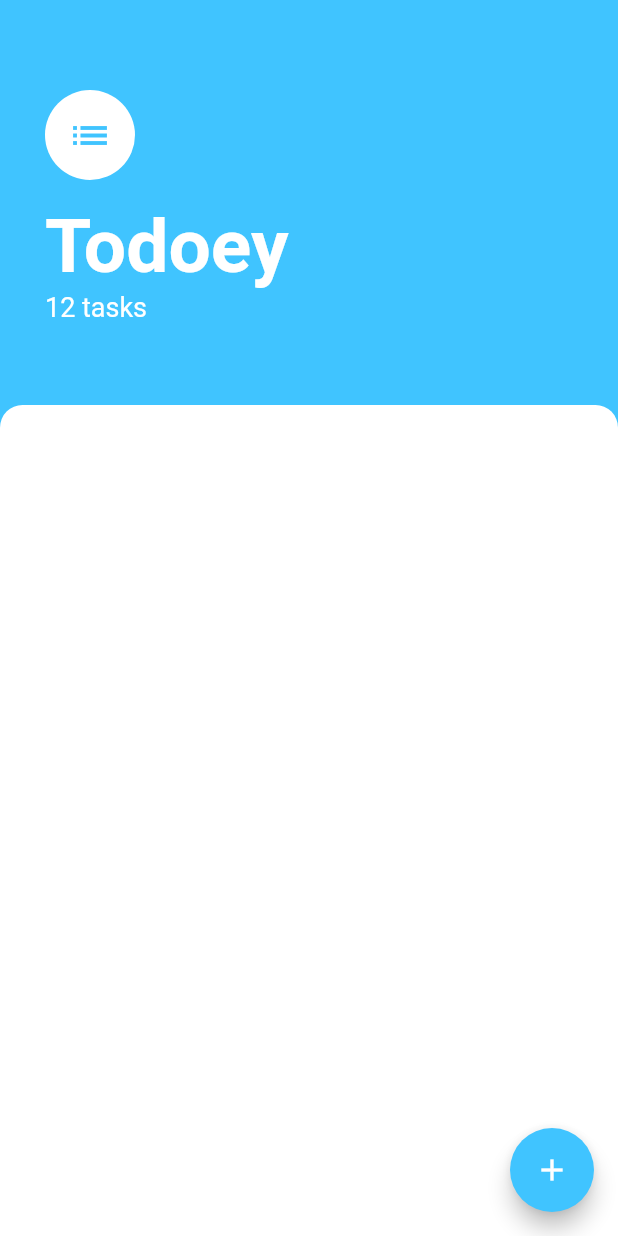
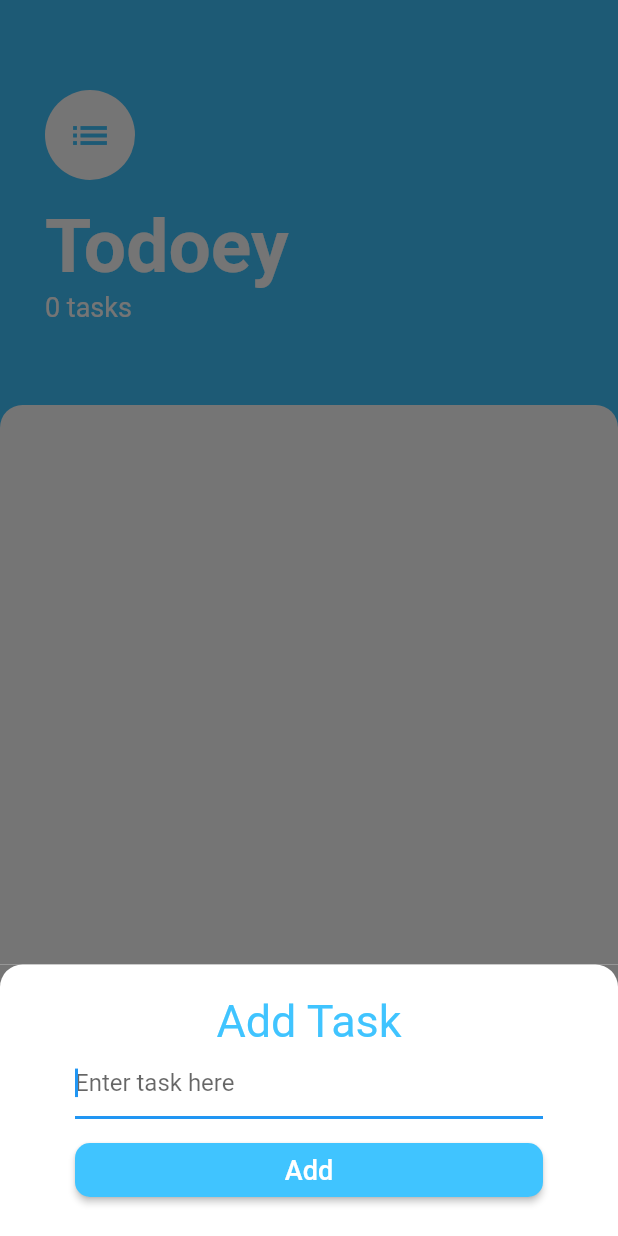
Before and after one commit to zschuster/todoey_flutter, a Flutter app: the TaskScreen screen opened directly, after a tap on the "add" icon, on a phone screen of 412 x 824 dp. Run offline on Flutter 3.47's test engine with Material 2 defaults, Android fonts, the phone set to English and light mode, and no system bars.

Commit message:
finish todoey module

```diff
--- /dev/null
+++ b/lib/models/task.dart
@@ -0,0 +1,12 @@
+import 'package:flutter/cupertino.dart';
+
+class Task {
+  bool isDone;
+  String taskText;
+
+  Task({@required this.taskText, this.isDone = false});
+
+  void toggleCheckboxState() {
+    isDone = !isDone;
+  }
+}
--- /dev/null
+++ b/lib/models/task_bank.dart
@@ -0,0 +1,31 @@
+import 'package:flutter/material.dart';
+import 'package:todoeyflutter/models/task.dart';
+
+class TaskBank extends ChangeNotifier {
+  List<Task> taskList = [];
+
+  int get taskCount {
+    int taskCount = 0;
+    for (Task task in taskList) {
+      if (!task.isDone) {
+        taskCount += 1;
+      }
+    }
+    return taskCount;
+  }
+
+  void addTask({Task task}) {
+    taskList.add(task);
+    notifyListeners();
+  }
+
+  void toggleCheckmark(Task task) {
+    task.toggleCheckboxState();
+    notifyListeners();
+  }
+
+  void deleteTask({int index}) {
+    taskList.removeAt(index);
+    notifyListeners();
+  }
+}
--- /dev/null
+++ b/lib/screens/add_task_screen.dart
@@ -0,0 +1,63 @@
+import 'package:flutter/material.dart';
+import 'package:todoeyflutter/models/task.dart';
+import 'package:todoeyflutter/models/task_bank.dart';
+import 'package:provider/provider.dart';
+
+class AddTaskScreen extends StatelessWidget {
+  @override
+  Widget build(BuildContext context) {
+    String taskText;
+
+    return Container(
+      color: Color(0xFF757575),
+      child: Container(
+        decoration: BoxDecoration(
+            color: Colors.white,
+            borderRadius: BorderRadius.only(
+                topLeft: Radius.circular(15), topRight: Radius.circular(15))),
+        child: Padding(
+          padding: EdgeInsets.symmetric(horizontal: 50, vertical: 20),
+          child: Column(
+            crossAxisAlignment: CrossAxisAlignment.stretch,
+            children: <Widget>[
+              Text(
+                'Add Task',
+                textAlign: TextAlign.center,
+                style: TextStyle(color: Colors.lightBlueAccent, fontSize: 30),
+              ),
+              TextField(
+                onChanged: (String value) {
+                  taskText = value;
+                },
+                autofocus: true,
+                decoration: InputDecoration(
+                  hintText: 'Enter task here',
+                ),
+              ),
+              SizedBox(
+                height: 10,
+              ),
+              RaisedButton(
+                color: Colors.lightBlueAccent,
+                onPressed: () {
+                  Provider.of<TaskBank>(context, listen: false)
+                      .addTask(task: Task(taskText: taskText));
+                  Navigator.pop(context);
+                },
+                child: Text(
+                  'Add',
+                  style: TextStyle(
+                    color: Colors.white,
+                    fontSize: 18,
+                  ),
+                ),
+                shape: RoundedRectangleBorder(
+                    borderRadius: BorderRadius.all(Radius.circular(10.0))),
+              )
+            ],
+          ),
+        ),
+      ),
+    );
+  }
+}
--- a/lib/screens/task_screen.dart
+++ b/lib/screens/task_screen.dart
@@ -1,6 +1,16 @@
 import 'package:flutter/material.dart';
+import 'package:todoeyflutter/models/task_bank.dart';
+import 'package:todoeyflutter/screens/add_task_screen.dart';
+import 'package:todoeyflutter/widgets/task_list.dart';
+import 'package:provider/provider.dart';
 
-class TaskScreen extends StatelessWidget {
+class TaskScreen extends StatefulWidget {
+  @override
+  _TaskScreenState createState() => _TaskScreenState();
+}
+
+class _TaskScreenState extends State<TaskScreen> {
+
   @override
   Widget build(BuildContext context) {
     return Scaffold(
@@ -9,7 +19,17 @@ class TaskScreen extends StatelessWidget {
         child: Icon(Icons.add),
         backgroundColor: Colors.lightBlueAccent,
         onPressed: () {
-
+          showModalBottomSheet(
+            isScrollControlled: true,
+            context: context,
+            builder: (context) => SingleChildScrollView(
+              child: Container(
+                padding: EdgeInsets.only(
+                    bottom: MediaQuery.of(context).viewInsets.bottom),
+                child: AddTaskScreen(),
+              ),
+            ),
+          );
         },
       ),
       body: Column(
@@ -46,7 +66,7 @@ class TaskScreen extends StatelessWidget {
                   ),
                 ),
                 Text(
-                  '12 tasks',
+                  '${Provider.of<TaskBank>(context).taskCount} tasks',
                   style: TextStyle(
                     color: Colors.white,
                     fontSize: 18,
@@ -60,6 +80,8 @@ class TaskScreen extends StatelessWidget {
           ),
           Expanded(
             child: Container(
+              padding: EdgeInsets.all(15.0),
+              child: TaskList(),
               decoration: BoxDecoration(
                 color: Colors.white,
                 borderRadius: BorderRadius.only(
--- /dev/null
+++ b/lib/widgets/task_list.dart
@@ -0,0 +1,26 @@
+import 'package:flutter/material.dart';
+import 'package:todoeyflutter/models/task_bank.dart';
+import 'package:todoeyflutter/widgets/task_tile.dart';
+import 'package:provider/provider.dart';
+
+class TaskList extends StatelessWidget {
+  @override
+  Widget build(BuildContext context) {
+    return Consumer<TaskBank>(builder: (context, taskBank, child) {
+      return ListView.builder(
+          itemCount: taskBank.taskList.length,
+          itemBuilder: (context, index) {
+            return TaskTile(
+              isChecked: taskBank.taskList[index].isDone,
+              taskText: taskBank.taskList[index].taskText,
+              checkboxCallBack: (bool value) {
+                taskBank.toggleCheckmark(taskBank.taskList[index]);
+              },
+              deleteCallback: () {
+                taskBank.deleteTask(index: index);
+              },
+            );
+          });
+    });
+  }
+}
--- a/pubspec.yaml
+++ b/pubspec.yaml
@@ -23,6 +23,7 @@ dependencies:
   # The following adds the Cupertino Icons font to your application.
   # Use with the CupertinoIcons class for iOS style icons.
   cupertino_icons: ^0.1.2
+  provider: ^4.1.2
 
 dev_dependencies:
   flutter_test:
```
Also changed, not shown: lib/main.dart (+7 -2 lines), lib/widgets/task_tile.dart (added, +33 -0 lines), pubspec.lock.
